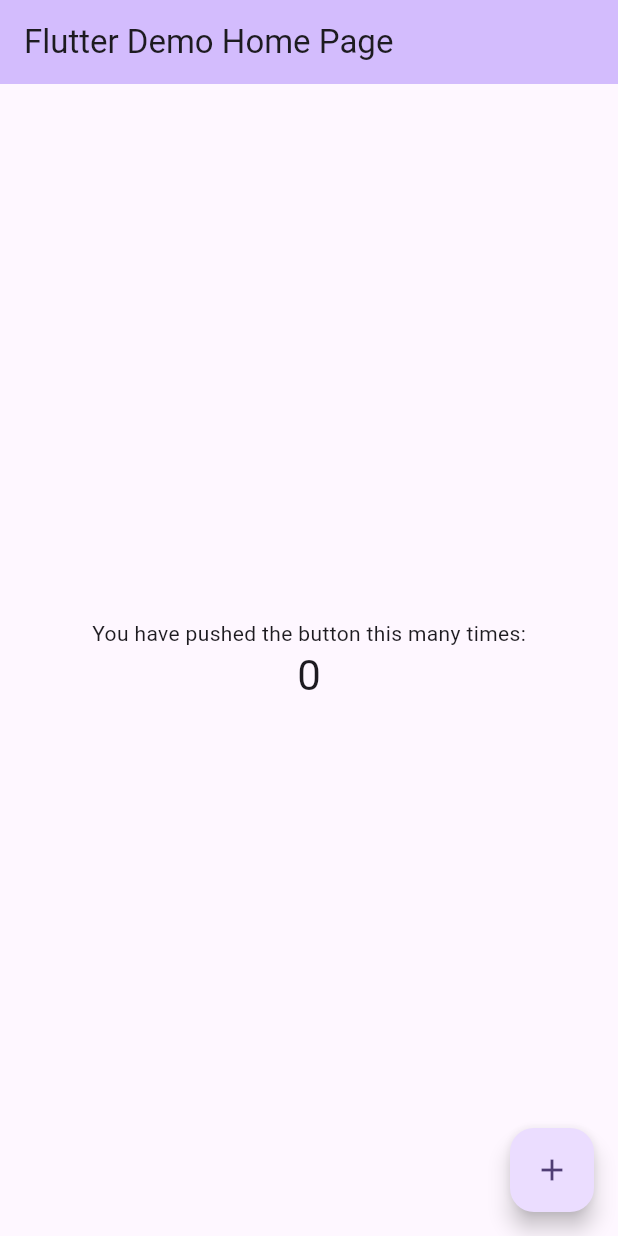
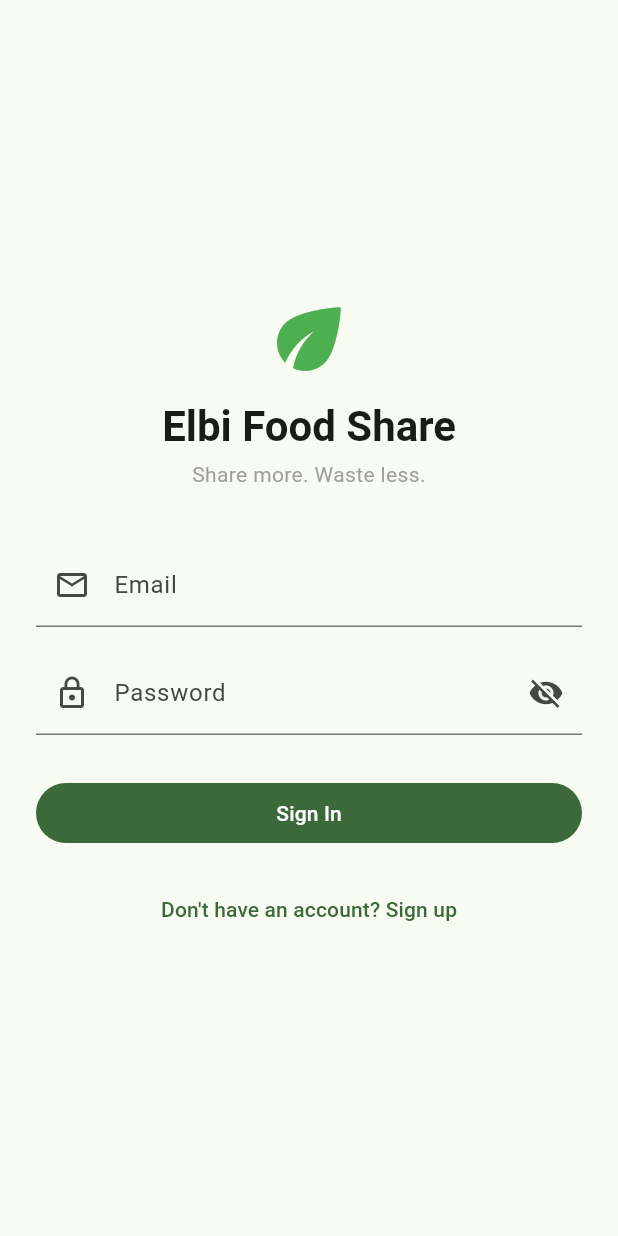
Before and after one commit to duane01-uplb/makikain, a Flutter app: the screen it shows after launch, on a phone screen of 412 x 824 dp. Run offline on Flutter 3.47's test engine with Material 3 defaults, Android fonts, the phone set to English and light mode, and no system bars; our stand-ins replace cloud_firestore, firebase_auth, firebase_core; accounts and stored records are empty.

Commit message:
feat: creates mark-up for the login and register screens with firebase auth

```diff
--- a/lib/main.dart
+++ b/lib/main.dart
@@ -1,128 +1,57 @@
+import 'package:firebase_auth/firebase_auth.dart';
+import 'package:firebase_core/firebase_core.dart';
 import 'package:flutter/material.dart';
-import 'package:firebase_core/firebase_core.dart';
-import 'firebase_options.dart';
 
+import 'package:makikain/firebase_options.dart';
+import 'package:makikain/screens/auth/login_screen.dart';
+// import 'package:makikain/screens/home_screen.dart';
 
 Future<void> main() async {
-  await Firebase.initializeApp(
-    options: DefaultFirebaseOptions.currentPlatform,
-  );
-  runApp(const MyApp());
+  WidgetsFlutterBinding.ensureInitialized();
+  await Firebase.initializeApp(options: DefaultFirebaseOptions.currentPlatform);
+  runApp(const ElbiFoodShareApp());
 }
 
-class MyApp extends StatelessWidget {
-  const MyApp({super.key});
+class ElbiFoodShareApp extends StatelessWidget {
+  const ElbiFoodShareApp({super.key});
 
-  // This widget is the root of your application.
   @override
   Widget build(BuildContext context) {
     return MaterialApp(
-      title: 'Flutter Demo',
+      title: 'Elbi Food Share',
+      debugShowCheckedModeBanner: false,
       theme: ThemeData(
-        // This is the theme of your application.
-        //
-        // TRY THIS: Try running your application with "flutter run". You'll see
-        // the application has a purple toolbar. Then, without quitting the app,
-        // try changing the seedColor in the colorScheme below to Colors.green
-        // and then invoke "hot reload" (save your changes or press the "hot
-        // reload" button in a Flutter-supported IDE, or press "r" if you used
-        // the command line to start the app).
-        //
-        // Notice that the counter didn't reset back to zero; the application
-        // state is not lost during the reload. To reset the state, use hot
-        // restart instead.
-        //
-        // This works for code too, not just values: Most code changes can be
-        // tested with just a hot reload.
-        colorScheme: ColorScheme.fromSeed(seedColor: Colors.deepPurple),
+        colorSchemeSeed: Colors.green,
+        useMaterial3: true,
       ),
-      home: const MyHomePage(title: 'Flutter Demo Home Page'),
+      home: const AuthGate(),
     );
   }
 }
 
-class MyHomePage extends StatefulWidget {
-  const MyHomePage({super.key, required this.title});
-
-  // This widget is the home page of your application. It is stateful, meaning
-  // that it has a State object (defined below) that contains fields that affect
-  // how it looks.
-
-  // This class is the configuration for the state. It holds the values (in this
-  // case the title) provided by the parent (in this case the App widget) and
-  // used by the build method of the State. Fields in a Widget subclass are
-  // always marked "final".
-
-  final String title;
-
-  @override
-  State<MyHomePage> createState() => _MyHomePageState();
-}
-
-class _MyHomePageState extends State<MyHomePage> {
-  int _counter = 0;
-
-  void _incrementCounter() {
-    setState(() {
-      // This call to setState tells the Flutter framework that something has
-      // changed in this State, which causes it to rerun the build method below
-      // so that the display can reflect the updated values. If we changed
-      // _counter without calling setState(), then the build method would not be
-      // called again, and so nothing would appear to happen.
-      _counter++;
-    });
-  }
+/// Listens to the Firebase auth stream and routes accordingly.
+class AuthGate extends StatelessWidget {
+  const AuthGate({super.key});
 
   @override
   Widget build(BuildContext context) {
-    // This method is rerun every time setState is called, for instance as done
-    // by the _incrementCounter method above.
-    //
-    // The Flutter framework has been optimized to make rerunning build methods
-    // fast, so that you can just rebuild anything that needs updating rather
-    // than having to individually change instances of widgets.
-    return Scaffold(
-      appBar: AppBar(
-        // TRY THIS: Try changing the color here to a specific color (to
-        // Colors.amber, perhaps?) and trigger a hot reload to see the AppBar
-        // change color while the other colors stay the same.
-        backgroundColor: Theme.of(context).colorScheme.inversePrimary,
-        // Here we take the value from the MyHomePage object that was created by
-        // the App.build method, and use it to set our appbar title.
-        title: Text(widget.title),
-      ),
-      body: Center(
-        // Center is a layout widget. It takes a single child and positions it
-        // in the middle of the parent.
-        child: Column(
-          // Column is also a layout widget. It takes a list of children and
-          // arranges them vertically. By default, it sizes itself to fit its
-          // children horizontally, and tries to be as tall as its parent.
-          //
-          // Column has various properties to control how it sizes itself and
-          // how it positions its children. Here we use mainAxisAlignment to
-          // center the children vertically; the main axis here is the vertical
-          // axis because Columns are vertical (the cross axis would be
-          // horizontal).
-          //
-          // TRY THIS: Invoke "debug painting" (choose the "Toggle Debug Paint"
-          // action in the IDE, or press "p" in the console), to see the
-          // wireframe for each widget.
-          mainAxisAlignment: .center,
-          children: [
-            const Text('You have pushed the button this many times:'),
-            Text(
-              '$_counter',
-              style: Theme.of(context).textTheme.headlineMedium,
-            ),
-          ],
-        ),
-      ),
-      floatingActionButton: FloatingActionButton(
-        onPressed: _incrementCounter,
-        tooltip: 'Increment',
-        child: const Icon(Icons.add),
-      ),
+    return StreamBuilder<User?>(
+      stream: FirebaseAuth.instance.authStateChanges(),
+      builder: (context, snapshot) {
+        // Still waiting for the first auth event
+        if (snapshot.connectionState == ConnectionState.waiting) {
+          return const Scaffold(
+            body: Center(child: CircularProgressIndicator()),
+          );
+        }
+
+        // if (snapshot.hasData) {
+        //   return ;
+        // }
+
+        // Not signed in, show login
+        return const LoginScreen();
+      },
     );
   }
 }
--- a/lib/screens/auth/login_screen.dart
+++ b/lib/screens/auth/login_screen.dart
@@ -0,0 +1,154 @@
+import 'package:flutter/material.dart';
+import 'package:makikain/services/auth_service.dart';
+import 'package:makikain/screens/auth/register_screen.dart';
+
+class LoginScreen extends StatefulWidget {
+  const LoginScreen({super.key});
+
+  @override
+  State<LoginScreen> createState() => _LoginScreenState();
+}
+
+class _LoginScreenState extends State<LoginScreen> {
+  final _formKey = GlobalKey<FormState>();
+  final _emailController = TextEditingController();
+  final _passwordController = TextEditingController();
+  final _authService = AuthService();
+
+  bool _isLoading = false;
+  bool _obscurePassword = true;
+
+  @override
+  void dispose() {
+    _emailController.dispose();
+    _passwordController.dispose();
+    super.dispose();
+  }
+
+  Future<void> _submit() async {
+    if (!_formKey.currentState!.validate()) return;
+
+    setState(() => _isLoading = true);
+
+    final String? error = await _authService.loginUser(
+      email: _emailController.text,
+      password: _passwordController.text,
+    );
+
+    if (!mounted) return;
+    setState(() => _isLoading = false);
+
+    if (error != null) {
+      ScaffoldMessenger.of(context).showSnackBar(
+        SnackBar(
+          content: Text(error),
+          backgroundColor: Colors.redAccent,
+          behavior: SnackBarBehavior.floating,
+        ),
+      );
+    }
+    // On success, StreamBuilder in main.dart handles navigation automatically.
+  }
+
+  @override
+  Widget build(BuildContext context) {
+    return Scaffold(
+      body: Center(
+        child: SingleChildScrollView(
+          padding: const EdgeInsets.all(24),
+          child: Form(
+            key: _formKey,
+            child: Column(
+              mainAxisSize: MainAxisSize.min,
+              crossAxisAlignment: CrossAxisAlignment.stretch,
+              children: [
+                // ── Branding Header ───────────────────────────────────────
+                const Icon(Icons.eco_rounded, size: 64, color: Colors.green),
+                const SizedBox(height: 8),
+                Text(
+                  'Elbi Food Share',
+                  textAlign: TextAlign.center,
+                  style: Theme.of(context).textTheme.headlineMedium?.copyWith(
+                        fontWeight: FontWeight.bold,
+                      ),
+                ),
+                const SizedBox(height: 4),
+                Text(
+                  'Share more. Waste less.',
+                  textAlign: TextAlign.center,
+                  style: Theme.of(context).textTheme.bodyMedium?.copyWith(
+                        color: Colors.grey,
+                      ),
+                ),
+                const SizedBox(height: 36),
+
+                // ── Email ─────────────────────────────────────────────────
+                TextFormField(
+                  controller: _emailController,
+                  decoration: const InputDecoration(
+                    labelText: 'Email',
+                    prefixIcon: Icon(Icons.email_outlined),
+                  ),
+                  keyboardType: TextInputType.emailAddress,
+                  textInputAction: TextInputAction.next,
+                  validator: (v) =>
+                      (v == null || v.trim().isEmpty) ? 'Email is required.' : null,
+                ),
+                const SizedBox(height: 16),
+
+                // ── Password ──────────────────────────────────────────────
+                TextFormField(
+                  controller: _passwordController,
+                  decoration: InputDecoration(
+                    labelText: 'Password',
+                    prefixIcon: const Icon(Icons.lock_outline),
+                    suffixIcon: IconButton(
+                      icon: Icon(_obscurePassword
+                          ? Icons.visibility_off
+                          : Icons.visibility),
+                      onPressed: () =>
+                          setState(() => _obscurePassword = !_obscurePassword),
+                    ),
+                  ),
+                  obscureText: _obscurePassword,
+                  textInputAction: TextInputAction.done,
+                  onFieldSubmitted: (_) => _submit(),
+                  validator: (v) =>
+                      (v == null || v.isEmpty) ? 'Password is required.' : null,
+                ),
+                const SizedBox(height: 28),
+
+                // ── Submit Button ─────────────────────────────────────────
+                FilledButton(
+                  onPressed: _isLoading ? null : _submit,
+                  child: _isLoading
+                      ? const SizedBox(
+                          height: 20,
+                          width: 20,
+                          child: CircularProgressIndicator(
+                            strokeWidth: 2,
+                            color: Colors.white,
+                          ),
+                        )
+                      : const Text('Sign In'),
+                ),
+                const SizedBox(height: 16),
+
+                // ── Navigate to Register ──────────────────────────────────
+                TextButton(
+                  onPressed: () => Navigator.push(
+                    context,
+                    MaterialPageRoute(
+                      builder: (_) => const RegisterScreen(),
+                    ),
+                  ),
+                  child: const Text("Don't have an account? Sign up"),
+                ),
+              ],
+            ),
+          ),
+        ),
+      ),
+    );
+  }
+}
--- a/lib/services/auth_service.dart
+++ b/lib/services/auth_service.dart
@@ -0,0 +1,82 @@
+import 'package:cloud_firestore/cloud_firestore.dart';
+import 'package:firebase_auth/firebase_auth.dart';
+
+class AuthService {
+  final FirebaseAuth _auth = FirebaseAuth.instance;
+  final FirebaseFirestore _firestore = FirebaseFirestore.instance;
+
+  // ── Register ────────────────────────────────────────────────────────────────
+  Future<String?> registerUser({
+    required String email,
+    required String password,
+    required String displayName,
+  }) async {
+    try {
+      final UserCredential credential =
+          await _auth.createUserWithEmailAndPassword(
+        email: email.trim(),
+        password: password,
+      );
+
+      final String uid = credential.user!.uid;
+
+      await _firestore.collection('users').doc(uid).set({
+        'displayName': displayName.trim(),
+        'email': email.trim(),
+        'isVerified': false,
+        'dietaryTags': [],
+        'createdAt': FieldValue.serverTimestamp(),
+      });
+
+      return null; // null = success
+    } on FirebaseAuthException catch (e) {
+      return _mapAuthError(e.code);
+    } catch (e) {
+      return 'An unexpected error occurred. Please try again.';
+    }
+  }
+
+  // ── Login ───────────────────────────────────────────────────────────────────
+  Future<String?> loginUser({
+    required String email,
+    required String password,
+  }) async {
+    try {
+      await _auth.signInWithEmailAndPassword(
+        email: email.trim(),
+        password: password,
+      );
+      return null; // null = success
+    } on FirebaseAuthException catch (e) {
+      return _mapAuthError(e.code);
+    } catch (e) {
+      return 'An unexpected error occurred. Please try again.';
+    }
+  }
+
+  // ── Logout ──────────────────────────────────────────────────────────────────
+  Future<void> logoutUser() async {
+    await _auth.signOut();
+  }
+
+  // ── Error Mapping ───────────────────────────────────────────────────────────
+  String _mapAuthError(String code) {
+    switch (code) {
+      case 'wrong-password':
+      case 'invalid-credential':
+        return 'Incorrect password. Please try again.';
+      case 'email-already-in-use':
+        return 'An account with this email already exists.';
+      case 'user-not-found':
+        return 'No account found for this email.';
+      case 'invalid-email':
+        return 'Please enter a valid email address.';
+      case 'weak-password':
+        return 'Password must be at least 6 characters.';
+      case 'too-many-requests':
+        return 'Too many attempts. Please wait and try again.';
+      default:
+        return 'Authentication failed (code: $code).';
+    }
+  }
+}
```
Also changed, not shown: lib/screens/auth/register_screen.dart (+150 -0 lines), pubspec.yaml (+4 -69 lines), pubspec.lock, 3 other files.
